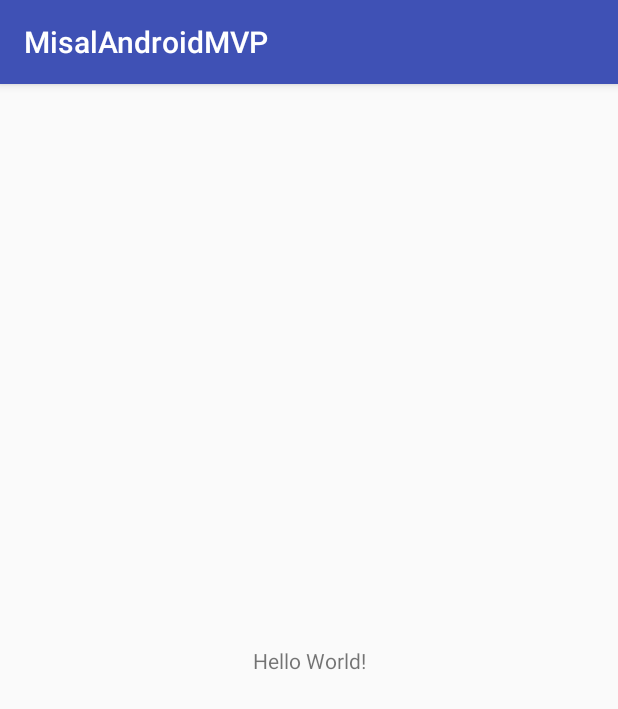
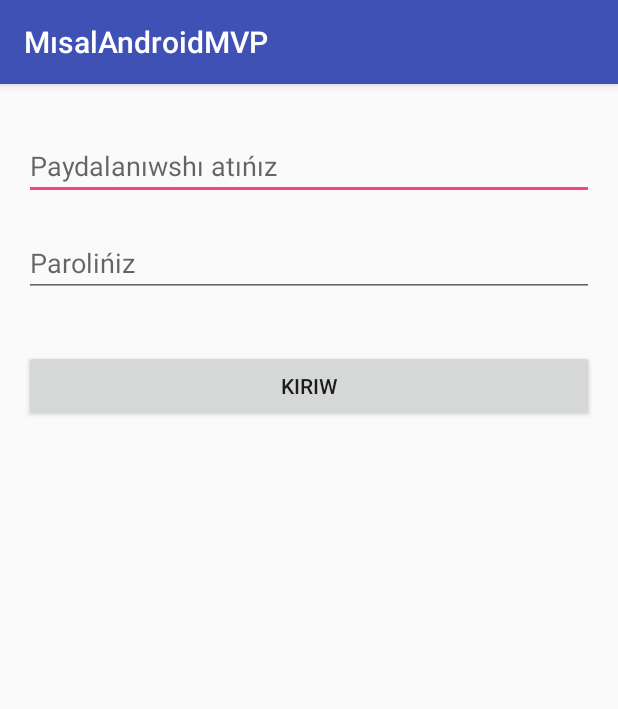
Before and after one commit to shagalalab/MisalAndroidMVP, an Android app: the screen it shows after launch (MainActivity before the commit, LoginActivity after it), on a phone screen of 412 x 824 dp. Shown: the top 709 px of the screen. Run offline under Robolectric (Android 15) with nearby library versions, the phone set to English and light mode, and no system bars.

Commit message:
Add Login screen, its appropriate presenters and models

```diff
--- a/app/src/main/AndroidManifest.xml
+++ b/app/src/main/AndroidManifest.xml
@@ -9,13 +9,14 @@
         android:roundIcon="@mipmap/ic_launcher_round"
         android:supportsRtl="true"
         android:theme="@style/AppTheme">
-        <activity android:name=".MainActivity">
+        <activity android:name=".view.login.LoginActivity">
             <intent-filter>
                 <action android:name="android.intent.action.MAIN"/>
 
                 <category android:name="android.intent.category.LAUNCHER"/>
             </intent-filter>
         </activity>
+        <activity android:name=".view.result.ResultActivity"/>
     </application>
 
 </manifest>
--- a/app/src/main/java/com/example/misalandroidmvp/MainActivity.java
+++ /dev/null
@@ -1,13 +0,0 @@
-package com.example.misalandroidmvp;
-
-import android.support.v7.app.AppCompatActivity;
-import android.os.Bundle;
-
-public class MainActivity extends AppCompatActivity {
-
-    @Override
-    protected void onCreate(Bundle savedInstanceState) {
-        super.onCreate(savedInstanceState);
-        setContentView(R.layout.activity_main);
-    }
-}
--- /dev/null
+++ b/app/src/main/java/com/example/misalandroidmvp/model/User.java
@@ -0,0 +1,38 @@
+package com.example.misalandroidmvp.model;
+
+/**
+ * Created by atabek on 02/24/2018.
+ */
+
+public class User {
+    public static final int USER_NOT_FOUND = -1;
+    public static final String USER_ID = "user_id";
+
+    private int id;
+    private String username;
+    private String password;
+    private String name;
+
+    User(int id, String username, String password, String name) {
+        this.id = id;
+        this.username = username;
+        this.password = password;
+        this.name = name;
+    }
+
+    public int getId() {
+        return id;
+    }
+
+    public String getUsername() {
+        return username;
+    }
+
+    public String getPassword() {
+        return password;
+    }
+
+    public String getName() {
+        return name;
+    }
+}
--- /dev/null
+++ b/app/src/main/java/com/example/misalandroidmvp/model/UserRepository.java
@@ -0,0 +1,32 @@
+package com.example.misalandroidmvp.model;
+
+import java.util.ArrayList;
+import java.util.List;
+
+/**
+ * Created by atabek on 02/24/2018.
+ */
+
+public class UserRepository {
+    private List<User> userList = new ArrayList<>();
+
+    public UserRepository() {
+        initUsers();
+    }
+
+    private void initUsers() {
+        userList.add(new User(1, "user", "password", "User Passwordovich"));
+        userList.add(new User(2, "admin", "qwerty", "Admin Quwertyevich"));
+        userList.add(new User(3, "satibaldi", "miltiqbaev", "Satibaldi Miltiqbaevich"));
+    }
+
+    public int login(String username, String password) {
+        for (User user : userList) {
+            if (username.equals(user.getUsername()) && password.equals(user.getPassword())) {
+                return user.getId();
+            }
+        }
+
+        return User.USER_NOT_FOUND;
+    }
+}
--- /dev/null
+++ b/app/src/main/java/com/example/misalandroidmvp/presenter/LoginPresenter.java
@@ -0,0 +1,57 @@
+package com.example.misalandroidmvp.presenter;
+
+import com.example.misalandroidmvp.R;
+import com.example.misalandroidmvp.model.User;
+import com.example.misalandroidmvp.model.UserRepository;
+import com.example.misalandroidmvp.view.login.LoginView;
+
+/**
+ * Created by atabek on 02/23/2018.
+ */
+
+public class LoginPresenter {
+    private static final int USERNAME_LENGTH = 4;
+    private static final int PASSWORD_LENGTH = 6;
+
+    private LoginView view;
+    private UserRepository repository;
+
+    public LoginPresenter(LoginView view, UserRepository repository) {
+        this.view = view;
+        this.repository = repository;
+    }
+
+    public void login(String username, String password) {
+        if (!validate(username, password)) return;
+
+        int loginResult = repository.login(username, password);
+        if (loginResult == User.USER_NOT_FOUND) {
+            view.showPasswordError(R.string.username_password_not_match);
+        } else {
+            view.goToResultScreen(loginResult);
+        }
+    }
+
+    private boolean validate(String username, String password) {
+        view.hideUsernameError();
+        view.hidePasswordError();
+
+        if (username.isEmpty()) {
+            view.showUsernameError(R.string.empty_username);
+            return false;
+        } else if (username.length() < USERNAME_LENGTH) {
+            view.showUsernameError(R.string.short_username);
+            return false;
+        }
+
+        if (password.isEmpty()) {
+            view.showPasswordError(R.string.empty_password);
+            return false;
+        } else if (password.length() < PASSWORD_LENGTH) {
+            view.showPasswordError(R.string.short_password);
+            return false;
+        }
+
+        return true;
+    }
+}
--- /dev/null
+++ b/app/src/main/java/com/example/misalandroidmvp/view/login/LoginActivity.java
@@ -0,0 +1,87 @@
+package com.example.misalandroidmvp.view.login;
+
+import android.content.Intent;
+import android.support.v7.app.AppCompatActivity;
+import android.os.Bundle;
+import android.view.View;
+import android.widget.Button;
+import android.widget.EditText;
+import android.widget.TextView;
+
+import com.example.misalandroidmvp.R;
+import com.example.misalandroidmvp.model.User;
+import com.example.misalandroidmvp.model.UserRepository;
+import com.example.misalandroidmvp.presenter.LoginPresenter;
+import com.example.misalandroidmvp.view.result.ResultActivity;
+
+public class LoginActivity extends AppCompatActivity implements LoginView {
+    private EditText username;
+    private TextView usernameError;
+    private EditText password;
+    private TextView passwordError;
+    private Button login;
+    private LoginPresenter presenter;
+
+    @Override
+    protected void onCreate(Bundle savedInstanceState) {
+        super.onCreate(savedInstanceState);
+        setContentView(R.layout.activity_login);
+
+        username = findViewById(R.id.username);
+        usernameError = findViewById(R.id.username_error);
+        password = findViewById(R.id.password);
+        passwordError = findViewById(R.id.password_error);
+        login = findViewById(R.id.login);
+        login.setOnClickListener(loginClickListener);
+
+        presenter = new LoginPresenter(this, new UserRepository());
+    }
+
+    private View.OnClickListener loginClickListener = new View.OnClickListener() {
+        @Override
+        public void onClick(View v) {
+            presenter.login(username.getText().toString(), password.getText().toString());
+        }
+    };
+
+    @Override
+    public void showUsernameError(int error) {
+        username.requestFocus();
+        usernameError.setVisibility(View.VISIBLE);
+        usernameError.setText(error);
+    }
+
+    @Override
+    public void hideUsernameError() {
+        usernameError.setVisibility(View.INVISIBLE);
+    }
+
+    @Override
+    public void showPasswordError(int error) {
+        password.requestFocus();
+        passwordError.setVisibility(View.VISIBLE);
+        passwordError.setText(error);
+    }
+
+    @Override
+    public void hidePasswordError() {
+        passwordError.setVisibility(View.INVISIBLE);
+    }
+
+    @Override
+    public void enableLoginButton() {
+        login.setEnabled(true);
+    }
+
+    @Override
+    public void disableLoginButton() {
+        login.setEnabled(false);
+    }
+
+    @Override
+    public void goToResultScreen(int userId) {
+        Intent intent = new Intent(this, ResultActivity.class);
+        intent.putExtra(User.USER_ID, userId);
+        startActivity(intent);
+    }
+}
--- /dev/null
+++ b/app/src/main/java/com/example/misalandroidmvp/view/login/LoginView.java
@@ -0,0 +1,15 @@
+package com.example.misalandroidmvp.view.login;
+
+/**
+ * Created by atabek on 02/23/2018.
+ */
+
+public interface LoginView {
+    void showUsernameError(int error);
+    void hideUsernameError();
+    void showPasswordError(int error);
+    void hidePasswordError();
+    void enableLoginButton();
+    void disableLoginButton();
+    void goToResultScreen(int userId);
+}
--- /dev/null
+++ b/app/src/main/res/layout/activity_login.xml
@@ -0,0 +1,42 @@
+<?xml version="1.0" encoding="utf-8"?>
+<LinearLayout
+    xmlns:android="http://schemas.android.com/apk/res/android"
+    android:layout_width="match_parent"
+    android:layout_height="match_parent"
+    android:orientation="vertical"
+    android:padding="@dimen/standard_margin">
+
+    <EditText
+        android:id="@+id/username"
+        android:layout_marginTop="@dimen/standard_margin"
+        android:layout_width="match_parent"
+        android:layout_height="wrap_content"
+        android:hint="@string/username"/>
+
+    <TextView
+        android:id="@+id/username_error"
+        android:layout_width="match_parent"
+        android:layout_height="wrap_content"
+        android:textColor="@android:color/holo_red_dark"/>
+
+    <EditText
+        android:id="@+id/password"
+        android:layout_width="match_parent"
+        android:layout_height="wrap_content"
+        android:inputType="textPassword"
+        android:hint="@string/password"/>
+
+    <TextView
+        android:id="@+id/password_error"
+        android:layout_width="match_parent"
+        android:layout_height="wrap_content"
+        android:textColor="@android:color/holo_red_dark"/>
+
+    <Button
+        android:id="@+id/login"
+        android:layout_width="match_parent"
+        android:layout_height="wrap_content"
+        android:layout_marginTop="@dimen/standard_margin"
+        android:text="@string/login"/>
+
+</LinearLayout>
--- a/app/src/main/res/layout/activity_main.xml
+++ /dev/null
@@ -1,19 +0,0 @@
-<?xml version="1.0" encoding="utf-8"?>
-<android.support.constraint.ConstraintLayout
-    xmlns:android="http://schemas.android.com/apk/res/android"
-    xmlns:app="http://schemas.android.com/apk/res-auto"
-    xmlns:tools="http://schemas.android.com/tools"
-    android:layout_width="match_parent"
-    android:layout_height="match_parent"
-    tools:context="com.example.misalandroidmvp.MainActivity">
-
-    <TextView
-        android:layout_width="wrap_content"
-        android:layout_height="wrap_content"
-        android:text="Hello World!"
-        app:layout_constraintBottom_toBottomOf="parent"
-        app:layout_constraintLeft_toLeftOf="parent"
-        app:layout_constraintRight_toRightOf="parent"
-        app:layout_constraintTop_toTopOf="parent"/>
-
-</android.support.constraint.ConstraintLayout>
--- /dev/null
+++ b/app/src/main/res/values/dimens.xml
@@ -0,0 +1,4 @@
+<?xml version="1.0" encoding="utf-8"?>
+<resources>
+    <dimen name="standard_margin">16dp</dimen>
+</resources>
--- a/app/src/main/res/values/strings.xml
+++ b/app/src/main/res/values/strings.xml
@@ -1,3 +1,11 @@
 <resources>
-    <string name="app_name">MisalAndroidMVP</string>
+    <string name="app_name">MısalAndroidMVP</string>
+    <string name="username">Paydalanıwshı atıńız</string>
+    <string name="password">Parolińiz</string>
+    <string name="login">Kiriw</string>
+    <string name="empty_username">Paydalanıwshı atıńızdı jazıń</string>
+    <string name="short_username">Paydalanıwshı atıńız keminde 4 simvoldan ibarat bolıwı kerek</string>
+    <string name="empty_password">Parolińizdi jazıń</string>
+    <string name="short_password">Parolińiz keminde 6 simvoldan ibarat bolıwı kerek</string>
+    <string name="username_password_not_match">Siz bergen paydalanıwshı atıńız benen parolińiz tuwrı kelmedi</string>
 </resources>
```
Also changed, not shown: app/src/main/java/com/example/misalandroidmvp/view/result/ResultActivity.java (added, +10 -0 lines).
